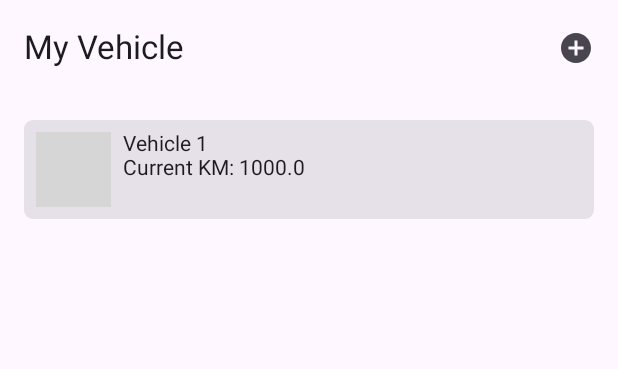
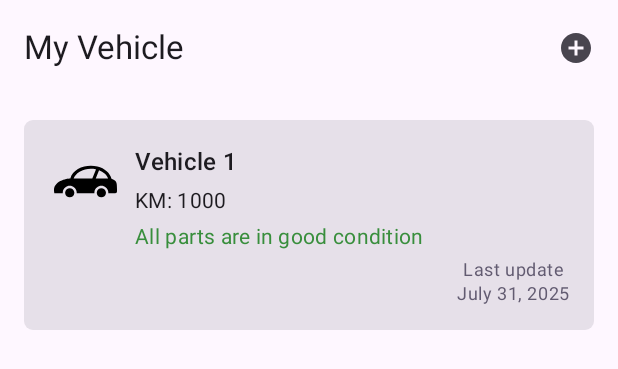
Before and after one commit to Michaelibrahim93/vehicle-maintenance, an Android app built with Jetpack Compose: the @Preview function VehicleListScreenPreview, on a phone screen of 412 x 824 dp. Shown: the top 369 px of the screen. Run offline under Robolectric (Android 15) with nearby library versions, the phone set to English and light mode, and no system bars; our stand-ins replace Timber; grey boxes are pictures that could not be loaded.

Commit message:
feat: vehicles list UI.

```diff
--- /dev/null
+++ b/app/src/main/java/com/mike/maintenancealarm/presentaion/core/ColorSelection.kt
@@ -0,0 +1,24 @@
+package com.mike.maintenancealarm.presentaion.core
+
+import androidx.compose.foundation.isSystemInDarkTheme
+import androidx.compose.runtime.Composable
+import androidx.compose.ui.graphics.Color
+import com.mike.maintenancealarm.data.vo.VehicleStatus
+import com.mike.maintenancealarm.presentaion.theme.*
+
+@Composable
+fun partStatusColor(vehicleStatus: VehicleStatus): Color {
+    return when (vehicleStatus) {
+        VehicleStatus.OK -> if (isSystemInDarkTheme()) StatusOkDark else StatusOkLight
+        VehicleStatus.HAS_NEAR_EXPIRATION -> if (isSystemInDarkTheme()) StatusNearExpirationDark else StatusNearExpirationLight
+        VehicleStatus.HAS_EXPIRED -> if (isSystemInDarkTheme()) StatusExpiredDark else StatusExpiredLight
+    }
+}
+
+@Composable
+fun secondaryTextColor(): Color {
+    return if (isSystemInDarkTheme())
+        SecondaryTextDark
+    else
+        SecondaryTextLight
+}
--- /dev/null
+++ b/app/src/main/java/com/mike/maintenancealarm/presentaion/core/DateFormats.kt
@@ -0,0 +1,5 @@
+package com.mike.maintenancealarm.presentaion.core
+
+object DateFormats {
+    const val DAY_FORMAT = "MMMM dd, yyyy"
+}
--- a/app/src/main/java/com/mike/maintenancealarm/presentaion/vehicleslist/VehicleCard.kt
+++ b/app/src/main/java/com/mike/maintenancealarm/presentaion/vehicleslist/VehicleCard.kt
@@ -11,26 +11,37 @@ import androidx.compose.foundation.layout.width
 import androidx.compose.foundation.shape.RoundedCornerShape
 import androidx.compose.material3.Card
 import androidx.compose.material3.CardDefaults
+import androidx.compose.material3.MaterialTheme
 import androidx.compose.material3.Text
 import androidx.compose.runtime.Composable
+import androidx.compose.ui.Alignment
 import androidx.compose.ui.Modifier
 import androidx.compose.ui.res.painterResource
+import androidx.compose.ui.res.stringResource
+import androidx.compose.ui.text.style.TextAlign
 import androidx.compose.ui.tooling.preview.Preview
 import androidx.compose.ui.unit.dp
 import coil.compose.AsyncImage
 import com.mike.maintenancealarm.R
 import com.mike.maintenancealarm.data.vo.Vehicle
 import com.mike.maintenancealarm.data.vo.VehicleStatus
+import com.mike.maintenancealarm.presentaion.core.DateFormats
+import com.mike.maintenancealarm.presentaion.core.partStatusColor
 import com.mike.maintenancealarm.presentaion.theme.MaintenanceAlarmTheme
 import com.mike.maintenancealarm.presentaion.theme.SPACE_SCREEN_H
 import com.mike.maintenancealarm.presentaion.theme.SPACING_LARGE
 import com.mike.maintenancealarm.presentaion.theme.SPACING_MEDIUM
+import com.mike.maintenancealarm.presentaion.theme.SPACING_SMALL
+import java.text.SimpleDateFormat
 import java.util.Date
+import java.util.Locale
+import kotlin.math.roundToInt
 
 @Composable
 fun VehicleCard(
     vehicle: Vehicle,
     isFirsItem: Boolean,
+    dateFormat: SimpleDateFormat,
     onItemClick: () -> Unit
 ) {
     Box(
@@ -46,32 +57,71 @@ fun VehicleCard(
         Card(
             modifier = Modifier.fillMaxWidth()
                 .clickable { onItemClick() },
-            shape = RoundedCornerShape(6.dp)
+            shape = RoundedCornerShape(6.dp),
         ) {
-            CardContent(vehicle = vehicle)
+            CardContent(
+                vehicle = vehicle,
+                dateFormat = dateFormat
+            )
         }
     }
 }
 
 @Composable
-fun CardContent(vehicle: Vehicle) {
+fun CardContent(
+    vehicle: Vehicle,
+    dateFormat: SimpleDateFormat
+) {
     Row(
-        modifier = Modifier.padding(all= SPACING_MEDIUM)
+        modifier = Modifier.padding(all= SPACING_LARGE)
     ) {
         AsyncImage(
             model = vehicle.vehicleImage,
             contentDescription = vehicle.vehicleName,
             placeholder = painterResource(R.drawable.ic_car_placeholder),
+            error = painterResource(R.drawable.ic_car_placeholder),
             modifier = Modifier.width(50.dp)
                 .height(50.dp)
+                .padding(4.dp)
         )
 
         Column (
             modifier = Modifier.padding(start = SPACING_MEDIUM)
                 .fillMaxWidth()
         ) {
-            Text(text = vehicle.vehicleName)
-            Text(text = "Current KM: ${vehicle.currentKM}")
+            Text(
+                text = vehicle.vehicleName,
+                style = MaterialTheme.typography.titleMedium
+            )
+            Text(
+                text = stringResource(R.string.vehicle_km, vehicle.currentKM.roundToInt().toString()),
+                style = MaterialTheme.typography.bodyMedium,
+                modifier = Modifier.padding(top = SPACING_SMALL)
+            )
+            Text(
+                text = when(vehicle.vehicleStatus) {
+                    VehicleStatus.OK -> stringResource(R.string.vehicle_status_ok)
+                    VehicleStatus.HAS_NEAR_EXPIRATION -> stringResource(R.string.vehicle_status_near_expiration)
+                    VehicleStatus.HAS_EXPIRED -> stringResource(R.string.vehicle_status_expired)
+                },
+                style = MaterialTheme.typography.bodyMedium.copy(
+                    color = partStatusColor(vehicle.vehicleStatus)
+                ),
+                modifier = Modifier.padding(top = SPACING_SMALL)
+            )
+            Text(
+                text = stringResource(
+                    R.string.vehicle_last_km_update,
+                    dateFormat.format(vehicle.lastKmUpdate)
+                ),
+                style = MaterialTheme.typography.bodySmall.copy(
+                    textAlign = TextAlign.Center,
+                    color = MaterialTheme.colorScheme.secondary
+                ),
+                modifier = Modifier
+                    .padding(top = SPACING_SMALL)
+                    .align(Alignment.End)
+            )
         }
     }
 }
@@ -87,9 +137,10 @@ fun VehicleCardPreview() {
                 vehicleName = "Vehicle 1",
                 currentKM = 1000.0,
                 lastKmUpdate = Date(),
-                vehicleStatus = VehicleStatus.OK
+                vehicleStatus = VehicleStatus.HAS_NEAR_EXPIRATION
             ),
             isFirsItem = true,
+            dateFormat = SimpleDateFormat(DateFormats.DAY_FORMAT, Locale.getDefault()),
             onItemClick = {}
         )
     }
--- a/app/src/main/java/com/mike/maintenancealarm/presentaion/vehicleslist/VehiclesListScreen.kt
+++ b/app/src/main/java/com/mike/maintenancealarm/presentaion/vehicleslist/VehiclesListScreen.kt
@@ -14,6 +14,7 @@ import androidx.compose.material3.Text
 import androidx.compose.material3.TopAppBar
 import androidx.compose.runtime.Composable
 import androidx.compose.runtime.getValue
+import androidx.compose.runtime.remember
 import androidx.hilt.navigation.compose.hiltViewModel
 import androidx.lifecycle.compose.collectAsStateWithLifecycle
 import androidx.navigation.NavController
@@ -26,9 +27,12 @@ import androidx.compose.ui.platform.LocalContext
 import androidx.compose.ui.tooling.preview.Preview
 import com.mike.maintenancealarm.R
 import com.mike.maintenancealarm.data.vo.VehicleStatus
+import com.mike.maintenancealarm.presentaion.core.DateFormats
 import com.mike.maintenancealarm.utils.stringRes
 import kotlinx.coroutines.flow.MutableStateFlow
+import java.text.SimpleDateFormat
 import java.util.Date
+import java.util.Locale
 
 @Serializable
 data object DestinationVehicleListScreen
@@ -42,9 +46,13 @@ fun VehicleListComposable(
     navController: NavController,
     viewModel: VehicleListViewModel = hiltViewModel()
 ) {
+    val dateFormat = remember {
+        SimpleDateFormat(DateFormats.DAY_FORMAT, Locale.getDefault())
+    }
     VehicleListScreen(
         navController = navController,
         fState = viewModel.state,
+        dateFormat = dateFormat,
         onEvent = { vehicleListEvent ->
             when (vehicleListEvent) {
                 is VehicleListEvent.NavigateToVehicleDetails -> {
@@ -63,6 +71,7 @@ fun VehicleListComposable(
 fun VehicleListScreen(
     navController: NavController,
     fState: Flow<VehicleListState>,
+    dateFormat: SimpleDateFormat,
     onEvent: (VehicleListEvent) -> Unit
 ) {
     val state: VehicleListState by fState.collectAsStateWithLifecycle(initialValue = VehicleListState())
@@ -87,6 +96,7 @@ fun VehicleListScreen(
                 VehicleCard(
                     vehicle = vehicle,
                     isFirsItem = index == 0,
+                    dateFormat = dateFormat,
                     onItemClick = {
                         onEvent(VehicleListEvent.NavigateToVehicleDetails(vehicle))
                     }
@@ -118,6 +128,7 @@ fun VehicleListScreenPreview() {
                 ),
             )
         )),
+        dateFormat = SimpleDateFormat(DateFormats.DAY_FORMAT, Locale.getDefault()),
         onEvent = {}
     )
 }
--- a/app/src/main/res/values/strings.xml
+++ b/app/src/main/res/values/strings.xml
@@ -1,4 +1,9 @@
 <resources>
     <string name="app_name">MaintenanceAlarm</string>
     <string name="my_vehicles">My Vehicle</string>
+    <string name="vehicle_km">KM: %s</string>
+    <string name="vehicle_status_ok">All parts are in good condition</string>
+    <string name="vehicle_status_near_expiration">Some parts are nearing replacement</string>
+    <string name="vehicle_status_expired">Some parts need immediate replacement</string>
+    <string name="vehicle_last_km_update">Last update\n%s</string>
 </resources>
```
Also changed, not shown: app/src/main/java/com/mike/maintenancealarm/presentaion/splash/SplashScreen.kt (+11 -11 lines), app/src/main/java/com/mike/maintenancealarm/presentaion/splash/SplashViewModel.kt (+6 -6 lines), app/src/main/java/com/mike/maintenancealarm/presentaion/theme/Color.kt (+13 -0 lines), app/src/main/java/com/mike/maintenancealarm/utils/ComposeFunctions.kt (added, +27 -0 lines).
